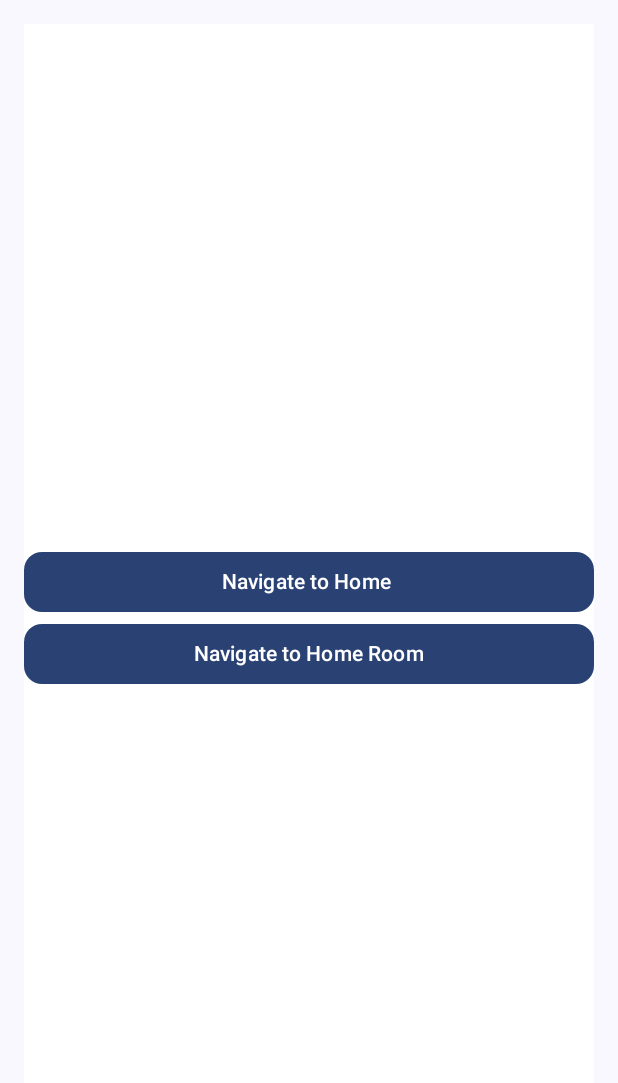
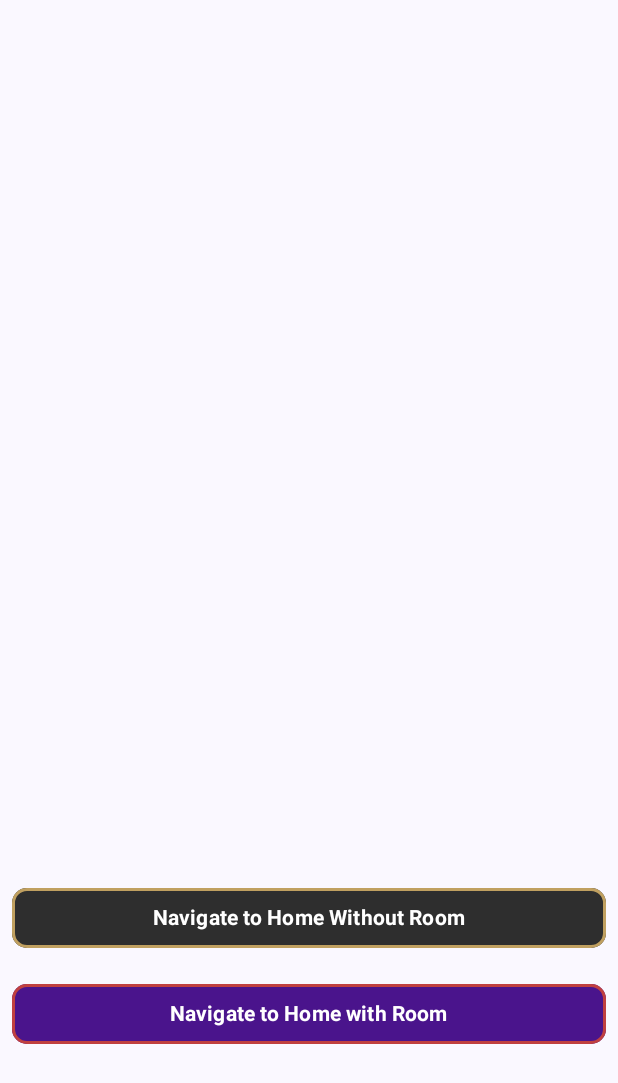
Before and after one commit to JesusDevs/CatsAPP, an Android app built with Jetpack Compose: the composable DashBoard shown on its own in the app's theme, on a phone screen of 412 x 824 dp. Shown: the top 1083 px of the screen. Run offline under Robolectric (Android 15) with nearby library versions, the light colour scheme and no system bars; libraries missing offline, so code that uses them is left out: com.google.android.exoplayer2; 3 statements that could not run were skipped.

Commit message:
clean code on process

```diff
--- a/app/build.gradle.kts
+++ b/app/build.gradle.kts
@@ -106,4 +106,9 @@ dependencies {
     implementation(libs.room.paging)
     implementation(libs.room.testing)
 
+    // ExoPlayer
+    implementation(libs.exoplayer.core)
+    implementation(libs.exoplayer.ui)
+    implementation(libs.exoplayer.hls)
+
 }
--- /dev/null
+++ b/app/src/main/java/com/jys/catsapp/core/common/DimensUtil.kt
@@ -0,0 +1,4 @@
+package com.jys.catsapp.core.common
+
+class DimensUtil {
+}
--- a/app/src/main/java/com/jys/catsapp/core/theme/Color.kt
+++ b/app/src/main/java/com/jys/catsapp/core/theme/Color.kt
@@ -11,3 +11,7 @@ val PurpleGrey40 = Color(0xFF625b71)
 val Pink40 = Color(0xFF7D5260)
 val Orange = Color(0xFFFCB830)
 val Purple = Color(0xFF6E499D)
+val PurpleLight = Color(0xFFD0BCFF)
+val PurpleMid = Color(0xFF9F4FFF)
+val PurpleDark = Color(0xFF4B0082)
+val Gold = Color(0xFFC0A060)
--- a/app/src/main/java/com/jys/catsapp/core/theme/Type.kt
+++ b/app/src/main/java/com/jys/catsapp/core/theme/Type.kt
@@ -14,8 +14,7 @@ val Typography = Typography(
         fontSize = 16.sp,
         lineHeight = 24.sp,
         letterSpacing = 0.5.sp
-    )
-    /* Other default text styles to override
+    ),
     titleLarge = TextStyle(
         fontFamily = FontFamily.Default,
         fontWeight = FontWeight.Normal,
@@ -30,5 +29,4 @@ val Typography = Typography(
         lineHeight = 16.sp,
         letterSpacing = 0.5.sp
     )
-    */
 )
--- a/app/src/main/java/com/jys/catsapp/navigation/Navigation.kt
+++ b/app/src/main/java/com/jys/catsapp/navigation/Navigation.kt
@@ -7,6 +7,7 @@ import androidx.navigation.compose.rememberNavController
 import com.jys.catsapp.presentation.HomeScreen
 import com.jys.catsapp.presentation.HomeScreenWithRoom
 import com.jys.catsapp.presentation.components.DashBoard
+import com.jys.catsapp.presentation.components.VideoBackgroundScreen
 
 @Composable
 fun Navigation() {
@@ -16,7 +17,7 @@ fun Navigation() {
         startDestination = "home",
     ) {
         composable("home") {
-            DashBoard(navController)
+            VideoBackgroundScreen { DashBoard(navController = navController) }
         }
         composable("homeWithOutRoom") {
             HomeScreen()
--- a/app/src/main/java/com/jys/catsapp/presentation/components/DashBoard.kt
+++ b/app/src/main/java/com/jys/catsapp/presentation/components/DashBoard.kt
@@ -1,47 +1,120 @@
 package com.jys.catsapp.presentation.components
 
+import android.net.Uri
+import androidx.compose.foundation.BorderStroke
 import androidx.compose.foundation.background
 import androidx.compose.foundation.layout.Arrangement
+import androidx.compose.foundation.layout.Box
 import androidx.compose.foundation.layout.Column
 import androidx.compose.foundation.layout.Spacer
+import androidx.compose.foundation.layout.fillMaxSize
 import androidx.compose.foundation.layout.fillMaxWidth
 import androidx.compose.foundation.layout.padding
+import androidx.compose.foundation.shape.RoundedCornerShape
 import androidx.compose.material3.Button
-import androidx.compose.material3.MaterialTheme
+import androidx.compose.material3.ButtonDefaults
 import androidx.compose.material3.Text
 import androidx.compose.runtime.Composable
+import androidx.compose.runtime.DisposableEffect
+import androidx.compose.runtime.remember
 import androidx.compose.ui.Alignment
 import androidx.compose.ui.Modifier
 import androidx.compose.ui.graphics.Color
+import androidx.compose.ui.platform.LocalContext
+import androidx.compose.ui.text.font.FontWeight
 import androidx.compose.ui.unit.dp
+import androidx.compose.ui.viewinterop.AndroidView
 import androidx.navigation.NavHostController
+import com.google.android.exoplayer2.ExoPlayer
+import com.google.android.exoplayer2.MediaItem
+import com.google.android.exoplayer2.ui.AspectRatioFrameLayout
+import com.google.android.exoplayer2.ui.StyledPlayerView
+import com.jys.catsapp.core.theme.Gold
 
 @Composable
 fun DashBoard(navController: NavHostController) {
     Column(
         modifier = Modifier
             .fillMaxWidth()
-            .padding(16.dp)
-            .background(Color.White),
+            .background(Color.Transparent),
         verticalArrangement = Arrangement.Center,
         horizontalAlignment = Alignment.CenterHorizontally
     ) {
         Spacer(modifier = Modifier.weight(1f))
-
         Button(
-            modifier = Modifier.fillMaxWidth(),
-            shape = MaterialTheme.shapes.medium.copy(),
-            onClick = { navController.navigate("homeWithOutRoom") }) {
-            Text("Navigate to Home ")
+            onClick = { navController.navigate("homeWithOutRoom") },
+            modifier = Modifier
+                .fillMaxWidth()
+                .padding(8.dp),
+            colors = ButtonDefaults.buttonColors(
+                containerColor = Color(0xFF2E2E2E),
+                contentColor = Color.White
+            ),
+            shape = RoundedCornerShape(10.dp),
+            border = BorderStroke(2.dp , Gold)
+        ) {
+            Text(
+                text = "Navigate to Home Without Room",
+                fontWeight = FontWeight.Bold
+            )
         }
 
         Button(
-            modifier = Modifier.fillMaxWidth(),
-            shape = MaterialTheme.shapes.medium.copy(),
-            onClick = { navController.navigate("homeRoom") }) {
-            Text("Navigate to Home Room")
+            onClick = { navController.navigate("homeWithRoom") },
+            modifier = Modifier
+                .fillMaxWidth()
+                .padding(8.dp),
+            colors = ButtonDefaults.buttonColors(
+                containerColor = Color(0xFF4A148C),
+                contentColor = Color.White
+            ),
+            shape = RoundedCornerShape(10.dp),
+            border = BorderStroke(2.dp, Color(0xFFC04040))
+        ) {
+            Text(
+                text = "Navigate to Home with Room",
+                fontWeight = FontWeight.Bold
+            )
         }
 
-        Spacer(modifier = Modifier.weight(1f))
+        Spacer(modifier = Modifier.weight(0.2f))
     }
 }
+
+@Composable
+fun VideoBackgroundScreen( content : @Composable () -> Unit) {
+    val context = LocalContext.current
+
+    val exoPlayer = remember {
+        ExoPlayer.Builder(context).build().apply {
+            val mediaItem = MediaItem.fromUri(Uri.parse("asset:///samurai_cat.mp4")) // Uri de tu video
+            setMediaItem(mediaItem)
+            prepare()
+            playWhenReady = true
+            repeatMode = ExoPlayer.REPEAT_MODE_ALL
+        }
+    }
+
+    Box(
+        modifier = Modifier.fillMaxSize()
+    ) {
+        AndroidView(
+            factory = {
+                StyledPlayerView(context).apply {
+                    player = exoPlayer
+                    useController = false
+                    resizeMode = AspectRatioFrameLayout.RESIZE_MODE_FILL
+                }
+            },
+            modifier = Modifier.fillMaxSize()
+        )
+        content()
+
+    }
+
+    DisposableEffect(exoPlayer) {
+        onDispose {
+            exoPlayer.release()
+        }
+    }
+}
```
Also changed, not shown: app/src/main/java/com/jys/catsapp/presentation/HomeScreen.kt (+1 -9 lines), gradle/libs.versions.toml (+7 -0 lines), 1 other file.
